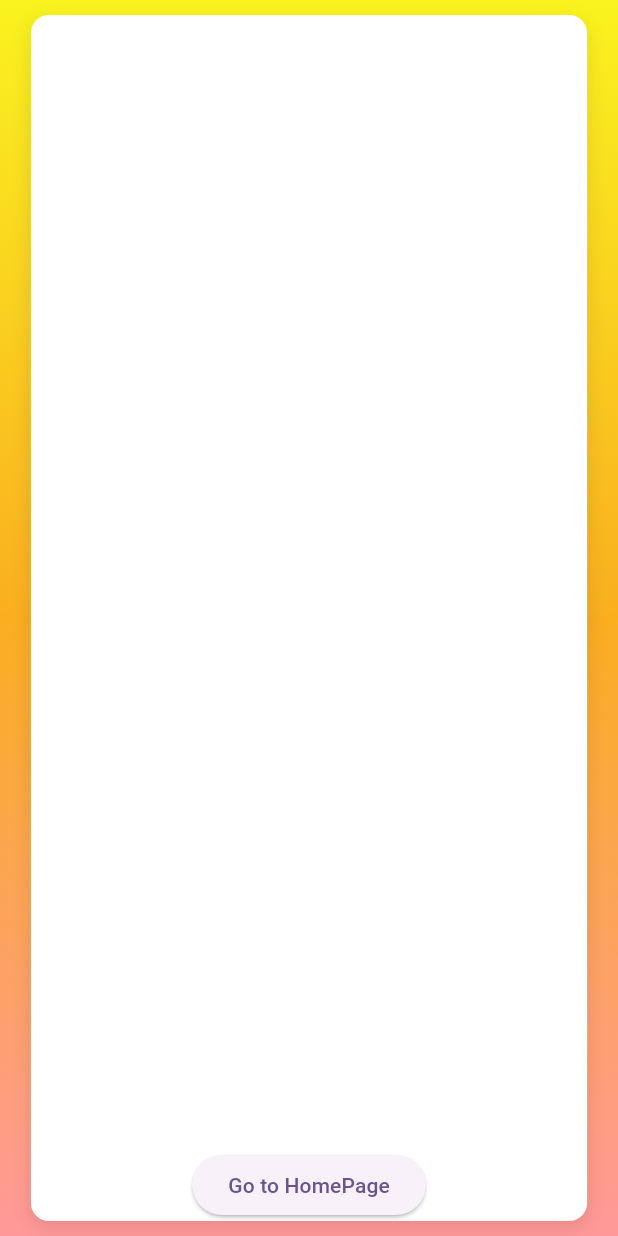
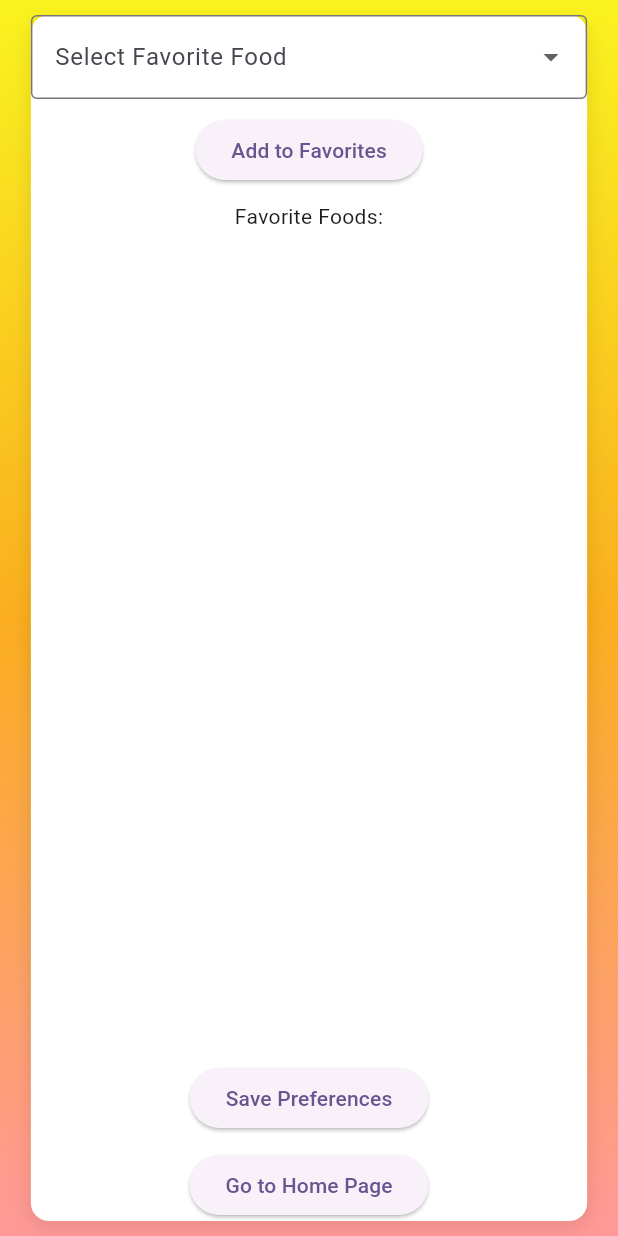
Before and after one commit to LGugs3/Surprise-Delivery-App, a Flutter app: the PreferencePage screen opened directly, on a phone screen of 412 x 824 dp. Run offline on Flutter 3.47's test engine with Material 3 defaults, Android fonts, the phone set to English and light mode, and no system bars; our stand-ins replace cloud_firestore, firebase_auth, firebase_core, flutter_dotenv; accounts and stored records are empty.

Commit message:
combined matts firestore stuff, page needs refactoring but it works, also changed some of the signin/up page stuff

```diff
--- a/Surprise_Delivery_App/lib/pages/preference_page.dart
+++ b/Surprise_Delivery_App/lib/pages/preference_page.dart
@@ -1,8 +1,8 @@
-import 'package:firebase_auth/firebase_auth.dart';
 import 'package:flutter/material.dart';
-import 'package:surpirse_delivery_app/reusable_widgets/reusable_widget.dart';
 import 'package:surpirse_delivery_app/utils/color_utils.dart';
 import 'package:surpirse_delivery_app/pages/home_page.dart';
+import 'package:firebase_core/firebase_core.dart';
+import 'package:cloud_firestore/cloud_firestore.dart';
 
 class PreferencePage extends StatefulWidget {
   const PreferencePage({super.key});
@@ -12,7 +12,38 @@ class PreferencePage extends StatefulWidget {
 }
 
 class _PreferencePageState extends State<PreferencePage> {
-  final TextEditingController answerInputController = TextEditingController();
+  final GlobalKey<FormState> _formKey = GlobalKey<FormState>();
+  final List<String> _favoriteFoods = [];
+  final TextEditingController _foodController = TextEditingController();
+
+  final List<String> foodOptions = [
+    'Pizza',
+    'Burger',
+    'Pasta',
+    'Sushi',
+    'Salad',
+    'Steak'
+  ]; // Sample dropdown options
+
+  String? _selectedFood;
+
+  Future<void> _savePreferences() async {
+    if (_favoriteFoods.isNotEmpty) {
+      await FirebaseFirestore.instance.collection('favoriteFoods').add({
+        'foods': _favoriteFoods,
+        'timestamp': FieldValue.serverTimestamp(),
+      });
+
+      ScaffoldMessenger.of(context).showSnackBar(
+        SnackBar(content: Text('Favorite foods saved!')),
+      );
+
+      _favoriteFoods.clear(); // Clear list after saving
+      _foodController.clear();
+      setState(() {}); // Update UI
+    }
+  }
+
   @override
   Widget build(BuildContext context) {
     return Scaffold(
@@ -20,46 +51,91 @@ class _PreferencePageState extends State<PreferencePage> {
         width: MediaQuery.of(context).size.width,
         height: MediaQuery.of(context).size.height,
         decoration: BoxDecoration(
-            gradient: LinearGradient(colors: [
-          hexStringToColor("faf31f"),
-          hexStringToColor("faae1f"),
-          hexStringToColor("ff9999")
-        ], begin: Alignment.topCenter,
-        end: Alignment.bottomCenter),
+          gradient: LinearGradient(colors: [
+            hexStringToColor("faf31f"),
+            hexStringToColor("faae1f"),
+            hexStringToColor("ff9999")
+          ], begin: Alignment.topCenter, end: Alignment.bottomCenter),
         ),
-child: Padding(
-          padding: const EdgeInsets.all(10.0), // Padding around the white box
+        child: Padding(
+          padding: const EdgeInsets.all(10.0),
           child: Center(
             child: Container(
-              width: MediaQuery.of(context).size.width * 0.9, // Box takes 90% of screen width
+              width: MediaQuery.of(context).size.width * 0.9,
               height: 900, // Adjust height as needed
               decoration: BoxDecoration(
-                color: Colors.white, // White background for the box
-                borderRadius: BorderRadius.circular(12), // Optional rounded corners
+                color: Colors.white,
+                borderRadius: BorderRadius.circular(12),
                 boxShadow: [
                   BoxShadow(
-                    color: Colors.black.withValues(alpha: 0.1), // Light shadow for depth
+                    color: Colors.black.withValues(alpha: 0.1),
                     blurRadius: 10,
                     offset: Offset(0, 4),
                   ),
                 ],
               ),
               child: Column(
-                mainAxisAlignment: MainAxisAlignment.end, // Centering content vertically
+                mainAxisAlignment: MainAxisAlignment.end,
                 children: <Widget>[
+                  Form(
+                    key: _formKey,
+                    child: Column(
+                      children: [
+                        DropdownButtonFormField<String>(
+                          value: _selectedFood,
+                          decoration: InputDecoration(
+                            labelText: "Select Favorite Food",
+                            border: OutlineInputBorder(),
+                          ),
+                          items: foodOptions.map((String food) {
+                            return DropdownMenuItem<String>(
+                              value: food,
+                              child: Text(food),
+                            );
+                          }).toList(),
+                          onChanged: (String? newValue) {
+                            setState(() {
+                              _selectedFood = newValue;
+                            });
+                          },
+                        ),
+                        SizedBox(height: 10),
+                        ElevatedButton(
+                          onPressed: () {
+                            if (_selectedFood != null &&
+                                !_favoriteFoods.contains(_selectedFood)) {
+                              setState(() {
+                                _favoriteFoods.add(_selectedFood!);
+                              });
+                            }
+                          },
+                          child: Text("Add to Favorites"),
+                        ),
+                        SizedBox(height: 10),
+                        Text("Favorite Foods:"),
+                        Wrap(
+                          children: _favoriteFoods
+                              .map((food) => Chip(label: Text(food)))
+                              .toList(),
+                        ),
+                      ],
+                    ),
+                  ),
+                  Spacer(),
                   ElevatedButton(
-                    child: Text("Go to HomePage"),
+                    onPressed: _savePreferences,
+                    child: Text("Save Preferences"),
+                  ),
+                  SizedBox(height: 10),
+                  ElevatedButton(
+                    child: Text("Go to Home Page"),
                     onPressed: () {
-                      // Navigate to the HomePage when pressed
                       Navigator.push(
                         context,
-                        MaterialPageRoute(
-                          builder: (context) => HomePage(), // Change this to your HomePage class
-                        ),
+                        MaterialPageRoute(builder: (context) => HomePage()),
                       );
                     },
                   ),
-                  // Add more widgets below if needed
                 ],
               ),
             ),
--- a/Surprise_Delivery_App/lib/pages/signin_page.dart
+++ b/Surprise_Delivery_App/lib/pages/signin_page.dart
@@ -40,8 +40,8 @@ class _SignInPageState extends State<SignInPage> {
                 const SizedBox(
                   height: 30,
                 ),
-                reusableTextField("Enter Username", Icons.person_outline, false,
-                _emailTextController),
+                reusableTextField(
+                    "Enter Email", Icons.email, false, _emailTextController),
                 const SizedBox(
                   height: 20,
                 ),
--- a/Surprise_Delivery_App/pubspec.yaml
+++ b/Surprise_Delivery_App/pubspec.yaml
@@ -37,6 +37,7 @@ dependencies:
   firebase_core: ^3.11.0
   firebase_auth: ^5.4.2
   flutter_dotenv: ^5.2.1
+  cloud_firestore: ^5.6.3
 
 dev_dependencies:
   flutter_test:
```
Also changed, not shown: Surprise_Delivery_App/lib/pages/signup_page.dart (+7 -5 lines).
